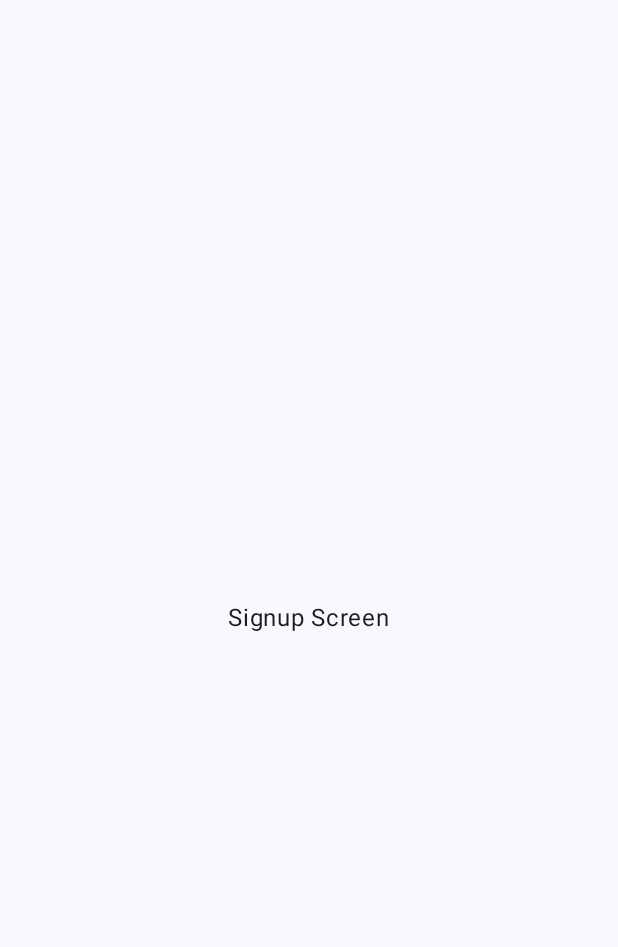
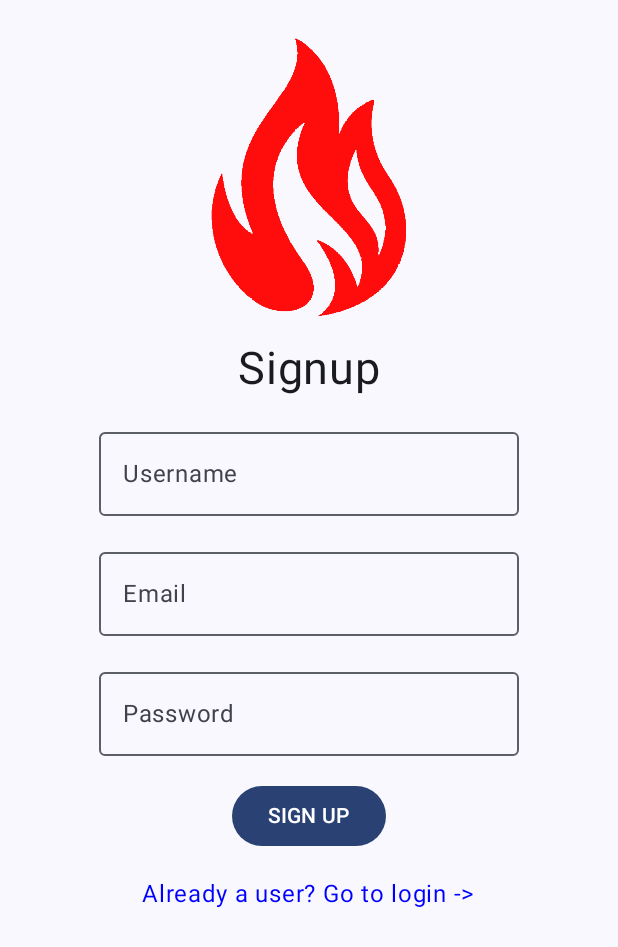
Before and after one commit to ahmetbeyazoglu/TinderClone, an Android app built with Jetpack Compose: the SignupScreen screen opened through its navigation route, on a phone screen of 412 x 824 dp. Before the commit the part shown is almost empty. Shown: the top 947 px of the screen. Run offline under Robolectric (Android 15) with nearby library versions, the phone set to English and light mode, and no system bars; our stand-ins replace Dagger/Hilt's generated code, Firebase (no records; nobody signed in at launch, a user with empty details on screens opened directly).

Commit message:
SignUp UI

```diff
--- a/app/src/main/AndroidManifest.xml
+++ b/app/src/main/AndroidManifest.xml
@@ -16,6 +16,7 @@
         tools:targetApi="31">
         <activity
             android:name="com.herpestes.tinderclone.MainActivity"
+            android:windowSoftInputMode="adjustResize"
             android:exported="true"
             android:label="@string/app_name"
             android:theme="@style/Theme.TinderClone">
--- a/app/src/main/java/com/herpestes/tinderclone/MainActivity.kt
+++ b/app/src/main/java/com/herpestes/tinderclone/MainActivity.kt
@@ -9,6 +9,7 @@ import androidx.compose.material3.Surface
 import androidx.compose.runtime.Composable
 import androidx.compose.ui.Modifier
 import androidx.compose.ui.tooling.preview.Preview
+import androidx.hilt.navigation.compose.hiltViewModel
 import androidx.navigation.compose.NavHost
 import androidx.navigation.compose.composable
 import androidx.navigation.compose.rememberNavController
@@ -51,10 +52,13 @@ class MainActivity : ComponentActivity() {
 
 @Composable
 fun SwipeAppNavigation(){
+
+    val vm = hiltViewModel<TCViewModel>()
     val navController = rememberNavController()
-    NavHost(navController = navController, startDestination = DestinationScreen.Swipe.route){
+
+    NavHost(navController = navController, startDestination = DestinationScreen.Signup.route){
         composable(DestinationScreen.Signup.route){
-            SignupScreen()
+            SignupScreen(navController, vm)
         }
         composable(DestinationScreen.Login.route){
             LoginScreen()
--- a/app/src/main/java/com/herpestes/tinderclone/TCViewModel.kt
+++ b/app/src/main/java/com/herpestes/tinderclone/TCViewModel.kt
@@ -1,5 +1,6 @@
 package com.herpestes.tinderclone
 
+import androidx.compose.runtime.mutableStateOf
 import androidx.lifecycle.ViewModel
 import com.google.firebase.auth.FirebaseAuth
 import com.google.firebase.firestore.FirebaseFirestore
@@ -13,4 +14,7 @@ class TCViewModel @Inject constructor(
     val db: FirebaseFirestore,
     val storage: FirebaseStorage
 ) :ViewModel() {
+    //progress bar state
+    val inProgress = mutableStateOf(false)
+
 }
--- a/app/src/main/java/com/herpestes/tinderclone/Util.kt
+++ b/app/src/main/java/com/herpestes/tinderclone/Util.kt
@@ -1,10 +1,36 @@
 package com.herpestes.tinderclone
 
+import androidx.compose.foundation.background
+import androidx.compose.foundation.clickable
+import androidx.compose.foundation.layout.Arrangement
+import androidx.compose.foundation.layout.Row
+import androidx.compose.foundation.layout.fillMaxSize
+import androidx.compose.material3.CircularProgressIndicator
+import androidx.compose.runtime.Composable
+import androidx.compose.ui.Alignment
+import androidx.compose.ui.Modifier
+import androidx.compose.ui.draw.alpha
+import androidx.compose.ui.graphics.Color
 import androidx.navigation.NavController
 
-fun navigateTo(navController: NavController, route: String){
-    navController.navigate(route){
+fun navigateTo(navController: NavController, route: String) {
+    navController.navigate(route) {
         popUpTo(route)
         launchSingleTop = true
     }
 }
+
+@Composable
+fun CommonProgressSpinner() {
+    Row(modifier = Modifier
+        .alpha(0.5f)
+        .background(Color.LightGray)
+        .clickable(enabled = false) {}
+        .fillMaxSize(),
+        horizontalArrangement = Arrangement.Center,
+        verticalAlignment = Alignment.CenterVertically
+    ) {
+        CircularProgressIndicator()
+
+    }
+}
--- a/app/src/main/java/com/herpestes/tinderclone/ui/SignupScreen.kt
+++ b/app/src/main/java/com/herpestes/tinderclone/ui/SignupScreen.kt
@@ -1,17 +1,103 @@
 package com.herpestes.tinderclone.ui
 
-import androidx.compose.foundation.layout.Arrangement
-import androidx.compose.foundation.layout.Column
+import androidx.compose.foundation.Image
+import androidx.compose.foundation.clickable
+import androidx.compose.foundation.layout.*
+import androidx.compose.foundation.rememberScrollState
+import androidx.compose.foundation.verticalScroll
+import androidx.compose.material3.Button
+import androidx.compose.material3.ExperimentalMaterial3Api
+import androidx.compose.material3.OutlinedTextField
 import androidx.compose.material3.Text
 import androidx.compose.runtime.Composable
+import androidx.compose.runtime.mutableStateOf
+import androidx.compose.runtime.remember
 import androidx.compose.ui.Alignment
+import androidx.compose.ui.Modifier
+import androidx.compose.ui.graphics.Color
+import androidx.compose.ui.platform.LocalFocusManager
+import androidx.compose.ui.res.painterResource
+import androidx.compose.ui.text.font.FontFamily
+import androidx.compose.ui.text.input.TextFieldValue
+import androidx.compose.ui.unit.dp
+import androidx.compose.ui.unit.sp
+import androidx.navigation.NavController
+import com.herpestes.tinderclone.CommonProgressSpinner
+import com.herpestes.tinderclone.DestinationScreen
+import com.herpestes.tinderclone.TCViewModel
+import com.herpestes.tinderclone.navigateTo
 
+@OptIn(ExperimentalMaterial3Api::class)
 @Composable
-fun SignupScreen() {
-    Column(
-        horizontalAlignment = Alignment.CenterHorizontally,
-        verticalArrangement = Arrangement.Center
-    ) {
-        Text(text = "Signup Screen")
+fun SignupScreen(navController:NavController, vm: TCViewModel) {
+    Box(modifier = Modifier.fillMaxSize()) {
+        Column(
+            modifier = Modifier
+                .fillMaxWidth()
+                .wrapContentHeight()
+                .verticalScroll(rememberScrollState()),
+            horizontalAlignment = Alignment.CenterHorizontally
+        ) {
+
+            val usernameState = remember { mutableStateOf(TextFieldValue()) }
+            val emailState = remember { mutableStateOf(TextFieldValue()) }
+            val passwordState = remember { mutableStateOf(TextFieldValue()) }
+
+            val focus = LocalFocusManager.current
+
+            Image(
+                painter = painterResource(id = com.example.tinderclone.R.drawable.fire),
+                contentDescription = null,
+                modifier = Modifier
+                    .width(200.dp)
+                    .padding(top = 16.dp)
+                    .padding(8.dp)
+            )
+            Text(
+                text = "Signup",
+                modifier = Modifier.padding(8.dp),
+                fontSize = 30.sp,
+                fontFamily = FontFamily.SansSerif
+            )
+            OutlinedTextField(
+                value = usernameState.value,
+                onValueChange = { usernameState.value = it },
+                modifier = Modifier.padding(8.dp),
+                label = { Text(text = "Username") })
+            OutlinedTextField(
+                value = emailState.value,
+                onValueChange = { emailState.value = it },
+                modifier = Modifier.padding(8.dp),
+                label = { Text(text = "Email") })
+
+            OutlinedTextField(
+                value = passwordState.value,
+                onValueChange = { passwordState.value = it },
+                modifier = Modifier.padding(8.dp),
+                label = { Text(text = "Password") })
+
+            Button(
+                onClick = {
+
+                    focus.clearFocus(force = true)
+                    //call vm on Signup
+                },
+                modifier = Modifier.padding(8.dp)
+            ) {
+                Text(text = "SIGN UP")
+            }
+
+            Text(
+                text = "Already a user? Go to login ->",
+                color = Color.Blue,
+                modifier = Modifier
+                    .padding(8.dp)
+                    .clickable { navigateTo(navController, DestinationScreen.Login.route) }
+            )
+        }
+        val isLoading = vm.inProgress.value
+        if(isLoading)
+            CommonProgressSpinner()
+
     }
 }
```
